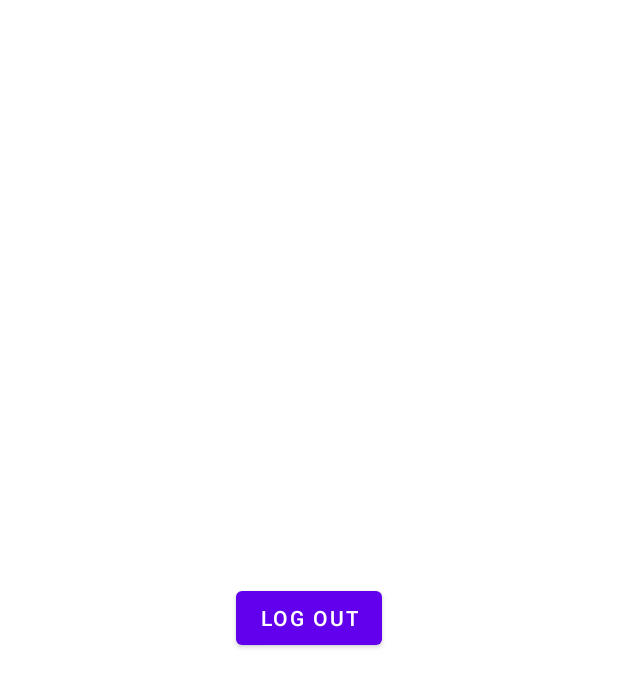
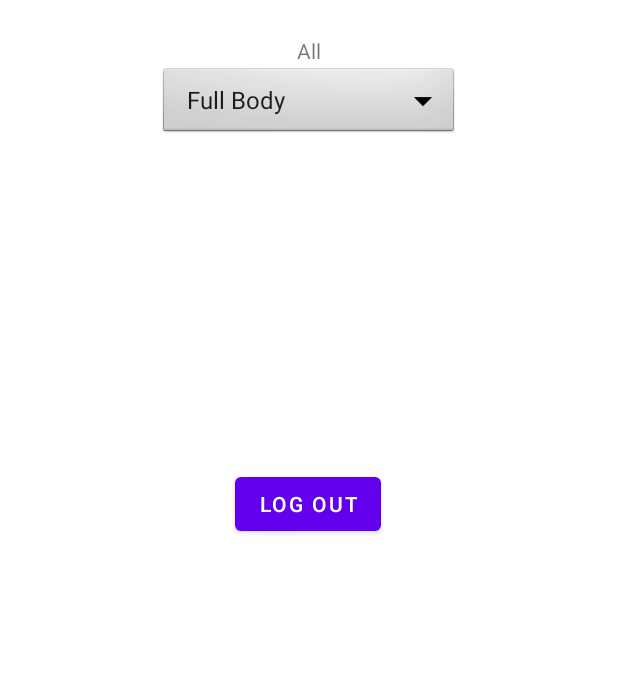
Before and after one commit to Danielx31/eHataw, an Android app: the MainActivity screen opened directly, with no data from a screen before it, on a phone screen of 412 x 824 dp. Shown: the top 687 px of the screen. Run offline under Robolectric (Android 15) with nearby library versions, the phone set to English and light mode, and no system bars; our stand-ins replace Firebase (no records; nobody signed in at launch, a user with empty details on screens opened directly).

Commit message:
Dropdown & Scrollview

```diff
--- a/app/src/main/java/com/example/ehataw/ForgotPassword.java
+++ b/app/src/main/java/com/example/ehataw/ForgotPassword.java
@@ -42,6 +42,13 @@ public class ForgotPassword extends AppCompatActivity {
                 validateData();
             }
         });
+
+        loginBtn.setOnClickListener(new View.OnClickListener() {
+            @Override
+            public void onClick(View view) {
+                finish();
+            }
+        });
     }
 
     private void validateData() {
--- a/app/src/main/java/com/example/ehataw/MainActivity.java
+++ b/app/src/main/java/com/example/ehataw/MainActivity.java
@@ -5,7 +5,11 @@ import androidx.appcompat.app.AppCompatActivity;
 import android.content.Intent;
 import android.os.Bundle;
 import android.view.View;
+import android.widget.AdapterView;
+import android.widget.ArrayAdapter;
 import android.widget.Button;
+import android.widget.Spinner;
+import android.widget.Toast;
 
 import com.google.firebase.auth.FirebaseAuth;
 import com.google.firebase.auth.FirebaseUser;
@@ -13,6 +17,8 @@ import com.google.firebase.auth.FirebaseUser;
 public class MainActivity extends AppCompatActivity {
 
     Button logout;
+    Spinner spinner;
+    String[] categories = {"Full Body", "Belly", "Arms", "Legs"};
 
     @Override
     protected void onCreate(Bundle savedInstanceState) {
@@ -20,6 +26,25 @@ public class MainActivity extends AppCompatActivity {
         setContentView(R.layout.activity_main);
 
         logout = findViewById(R.id.btnLogOut);
+        spinner = findViewById(R.id.spinner);
+
+        ArrayAdapter<String> adapter = new ArrayAdapter<String>(MainActivity.this, android.R.layout.simple_spinner_item, categories);
+        adapter.setDropDownViewResource(android.R.layout.simple_spinner_dropdown_item);
+        spinner.setAdapter(adapter);
+
+        spinner.setOnItemSelectedListener(new AdapterView.OnItemSelectedListener() {
+            @Override
+            public void onItemSelected(AdapterView<?> adapterView, View view, int i, long l) {
+                String value = adapterView.getItemAtPosition(i).toString();
+                Toast.makeText(MainActivity.this, value, Toast.LENGTH_SHORT).show();
+            }
+
+            @Override
+            public void onNothingSelected(AdapterView<?> adapterView) {
+
+            }
+        });
+
 
         FirebaseUser user = FirebaseAuth.getInstance().getCurrentUser();
         if(user != null){
--- a/app/src/main/res/layout/activity_main.xml
+++ b/app/src/main/res/layout/activity_main.xml
@@ -1,18 +1,58 @@
 <?xml version="1.0" encoding="utf-8"?>
-<androidx.constraintlayout.widget.ConstraintLayout xmlns:android="http://schemas.android.com/apk/res/android"
+<ScrollView xmlns:android="http://schemas.android.com/apk/res/android"
     xmlns:app="http://schemas.android.com/apk/res-auto"
     xmlns:tools="http://schemas.android.com/tools"
+
     android:layout_width="match_parent"
     android:layout_height="match_parent"
+    tools:layout_editor_absoluteX="2dp"
+    tools:layout_editor_absoluteY="2dp"
+    android:fillViewport="true">
+
+    <androidx.constraintlayout.widget.ConstraintLayout
+
+        android:layout_width="match_parent"
+        android:layout_height="wrap_content"
         tools:context=".MainActivity">
+
+
 
         <Button
             android:id="@+id/btnLogOut"
             android:layout_width="wrap_content"
             android:layout_height="wrap_content"
+            android:layout_marginTop="312dp"
             android:text="Log Out"
-        app:layout_constraintBottom_toBottomOf="parent"
+            app:layout_constraintEnd_toEndOf="parent"
+            app:layout_constraintHorizontal_bias="0.498"
+            app:layout_constraintStart_toStartOf="parent"
+            app:layout_constraintTop_toTopOf="parent" />
+
+        <TextView
+            android:id="@+id/textView10"
+            android:layout_width="wrap_content"
+            android:layout_height="wrap_content"
+            android:layout_marginTop="24dp"
+            android:text="All"
             app:layout_constraintEnd_toEndOf="parent"
             app:layout_constraintStart_toStartOf="parent"
             app:layout_constraintTop_toTopOf="parent" />
+
+        <Spinner
+            android:id="@+id/spinner"
+            android:layout_width="200dp"
+            android:layout_height="50dp"
+            android:background="@android:drawable/btn_dropdown"
+            app:layout_constraintEnd_toEndOf="@+id/textView10"
+            app:layout_constraintStart_toStartOf="@+id/textView10"
+            app:layout_constraintTop_toBottomOf="@+id/textView10"
+            tools:ignore="SpeakableTextPresentCheck" />
+
+
     </androidx.constraintlayout.widget.ConstraintLayout>
+
+
+
+
+
+</ScrollView>
```
Lines whose indentation alone changed are shown as unchanged.
